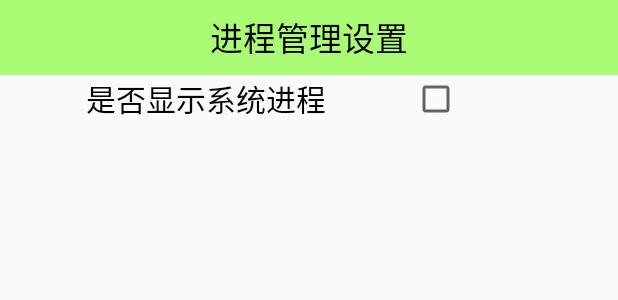
After one commit to 913294137/Mobliesafe, an Android app: the layout activity_task_manager_setting.xml on its own in the app's theme, with its tools: preview values and no code run, on a phone screen of 412 x 824 dp. The commit adds this screen. Shown: the top 300 px of the screen. Run offline under Robolectric (Android 15) with nearby library versions, the phone set to English and light mode, and no system bars.

Commit message:
进程管理--清理功能--以及设置里面的是否显示系统进程功能选项

```diff
--- a/app/src/main/res/layout/activity_task_manager.xml
+++ b/app/src/main/res/layout/activity_task_manager.xml
@@ -69,6 +69,7 @@
             android:layout_width="0dp"
             android:layout_height="wrap_content"
             android:layout_weight="1"
+            android:onClick="killProcess"
             android:background="@drawable/button_green_selector"
             android:text="清理" />
 
@@ -77,6 +78,7 @@
             android:layout_width="0dp"
             android:layout_height="wrap_content"
             android:layout_weight="1"
+            android:onClick="openSetting"
             android:background="@drawable/button_green_selector"
             android:text="设置" />
 
--- /dev/null
+++ b/app/src/main/res/layout/activity_task_manager_setting.xml
@@ -0,0 +1,33 @@
+<?xml version="1.0" encoding="utf-8"?>
+<LinearLayout xmlns:android="http://schemas.android.com/apk/res/android"
+    android:layout_width="match_parent"
+    android:layout_height="match_parent"
+    android:orientation="vertical">
+
+    <TextView
+        android:id="@+id/title"
+        style="@style/TitleStyle"
+        android:text="进程管理设置" />
+
+    <LinearLayout
+        android:layout_width="match_parent"
+        android:layout_height="wrap_content"
+        android:orientation="horizontal"
+        android:gravity="center_vertical">
+
+        <TextView
+            android:layout_width="0dp"
+            android:layout_height="wrap_content"
+            android:layout_weight="2"
+            android:text="是否显示系统进程"
+            android:textColor="@color/black"
+            android:gravity="center"
+            android:textSize="20sp"/>
+
+        <CheckBox
+            android:id="@+id/cb_status"
+            android:layout_width="0dp"
+            android:layout_height="wrap_content"
+            android:layout_weight="1"/>
+    </LinearLayout>
+</LinearLayout>
```
Also changed, not shown: app/src/main/AndroidManifest.xml (+12 -9 lines), app/src/main/java/com/sumu/mobliesafe/activity/TaskManagerActivity.java (+108 -13 lines), app/src/main/java/com/sumu/mobliesafe/activity/TaskManagerSettingActivity.java (added, +37 -0 lines), app/src/main/java/com/sumu/mobliesafe/utils/SharedPreferencesUtils.java (added, +29 -0 lines).
